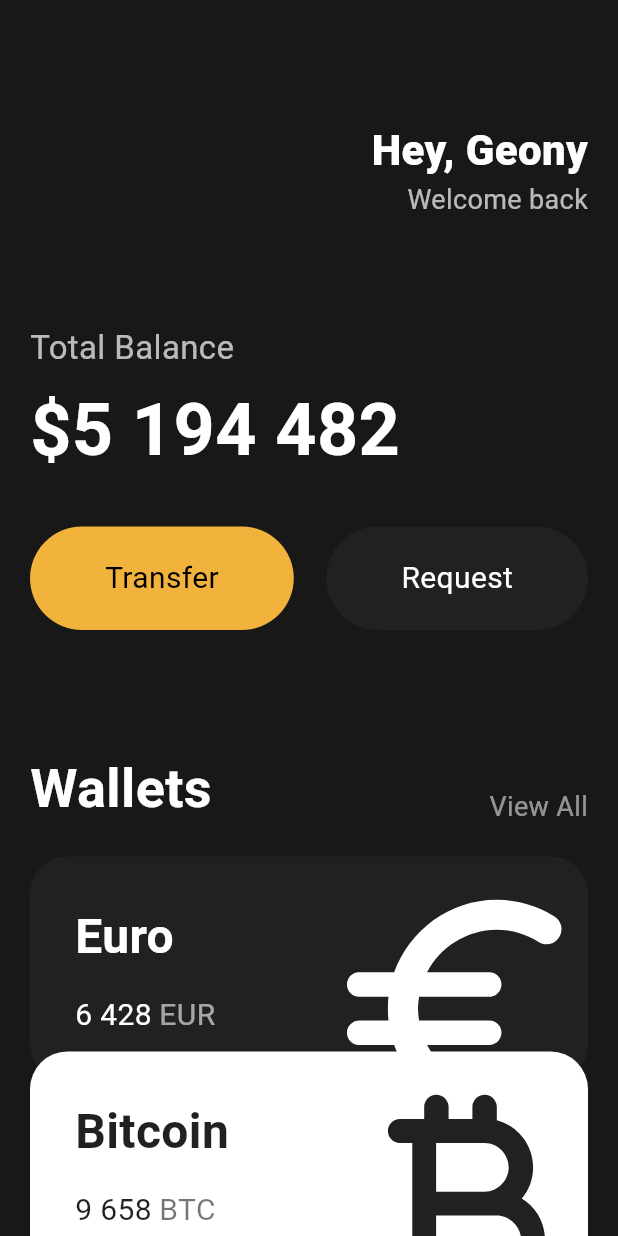
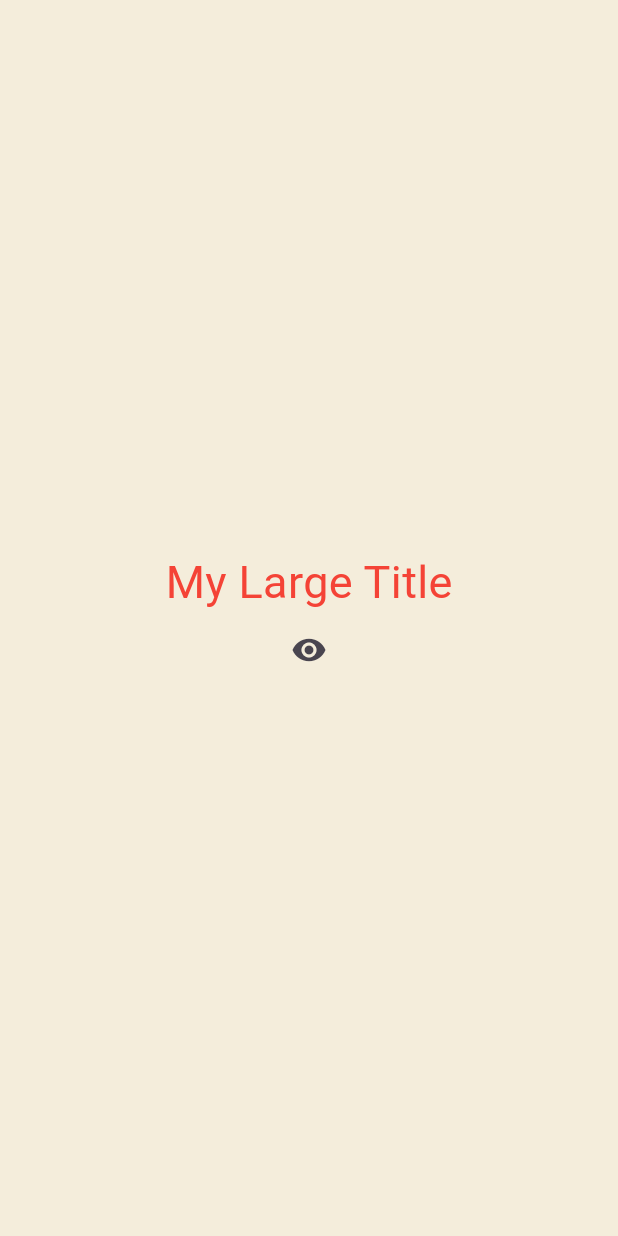
Before and after one commit to geonya/pomodoros, a Flutter app: the screen it shows after launch, on a phone screen of 412 x 824 dp. Run offline on Flutter 3.47's test engine with Material 3 defaults, Android fonts, the phone set to English and light mode, and no system bars.

Commit message:
chapter 4

```diff
--- a/lib/main.dart
+++ b/lib/main.dart
@@ -1,7 +1,5 @@
 import 'package:flutter/material.dart';
 import 'package:flutter/widgets.dart';
-import 'package:toonflix/widgets/button.dart';
-import 'package:toonflix/widgets/currency-card.dart';
 
 void main() {
   runApp(const App());
@@ -15,140 +13,70 @@ class App extends StatefulWidget {
 }
 
 class _AppState extends State<App> {
-  int counter = 0;
+  bool showTitle = true;
+  void toggleTitle() {
+    setState(() {
+      showTitle = !showTitle;
+    });
+  }
 
   @override
   Widget build(BuildContext context) {
     return MaterialApp(
+        theme: ThemeData(
+            textTheme: const TextTheme(
+                titleLarge: TextStyle(
+          color: Colors.red,
+        ))),
         home: Scaffold(
-            backgroundColor: const Color(0xFF181818),
-            body: SingleChildScrollView(
-              child: Padding(
-                  padding: const EdgeInsets.symmetric(
-                    horizontal: 20,
-                  ),
-                  child: Column(
-                    crossAxisAlignment: CrossAxisAlignment.start,
-                    children: [
-                      const SizedBox(
-                        height: 80,
-                      ),
-                      const Row(
-                        mainAxisAlignment: MainAxisAlignment.end,
-                        children: [
-                          Column(
-                            crossAxisAlignment: CrossAxisAlignment.end,
-                            children: [
-                              Text(
-                                "Hey, Geony",
-                                style: TextStyle(
-                                  color: Colors.white,
-                                  fontSize: 28,
-                                  fontWeight: FontWeight.w800,
-                                ),
-                              ),
-                              Text('Welcome back',
-                                  style: TextStyle(
-                                    color: Colors.white70,
-                                    fontSize: 18,
-                                  )),
-                            ],
-                          )
-                        ],
-                      ),
-                      const SizedBox(
-                        height: 70,
-                      ),
-                      const Text(
-                        'Total Balance',
-                        style: TextStyle(
-                          fontSize: 22,
-                          color: Colors.white70,
-                        ),
-                      ),
-                      const SizedBox(
-                        height: 5,
-                      ),
-                      const Text(
-                        '\$5 194 482',
-                        style: TextStyle(
-                            fontSize: 48,
-                            color: Colors.white,
-                            fontWeight: FontWeight.w600),
-                      ),
-                      const SizedBox(
-                        height: 30,
-                      ),
-                      const Row(
-                        mainAxisAlignment: MainAxisAlignment.spaceBetween,
-                        children: [
-                          Button(
-                            text: 'Transfer',
-                            bgcolor: Color(0xFFF1B33B),
-                            textColor: Colors.black,
-                          ),
-                          Button(
-                              text: "Request",
-                              bgcolor: Color(0xFF1F2123),
-                              textColor: Colors.white),
-                        ],
-                      ),
-                      const SizedBox(
-                        height: 80,
-                      ),
-                      const Row(
-                        crossAxisAlignment: CrossAxisAlignment.end,
-                        mainAxisAlignment: MainAxisAlignment.spaceBetween,
-                        children: [
-                          Text(
-                            'Wallets',
-                            style: TextStyle(
-                              fontSize: 36,
-                              fontWeight: FontWeight.w600,
-                              color: Colors.white,
-                            ),
-                          ),
-                          Text(
-                            'View All',
-                            style: TextStyle(
-                              color: Colors.white54,
-                              fontSize: 18,
-                            ),
-                          )
-                        ],
-                      ),
-                      const SizedBox(
-                        height: 20,
-                      ),
-                      const CurrencyCard(
-                        name: 'Euro',
-                        code: 'EUR',
-                        amount: '6 428',
-                        icon: Icons.euro_rounded,
-                        isInverted: false,
-                      ),
-                      Transform.translate(
-                        offset: const Offset(0, -20),
-                        child: const CurrencyCard(
-                          name: 'Bitcoin',
-                          code: 'BTC',
-                          amount: '9 658',
-                          icon: Icons.currency_bitcoin_rounded,
-                          isInverted: true,
-                        ),
-                      ),
-                      Transform.translate(
-                        offset: const Offset(0, -40),
-                        child: const CurrencyCard(
-                          name: 'Dollar',
-                          code: 'USD',
-                          amount: '1 234',
-                          icon: Icons.attach_money_rounded,
-                          isInverted: false,
-                        ),
-                      ),
-                    ],
-                  )),
+            backgroundColor: const Color(0xFFF4EDDB),
+            body: Center(
+              child: Column(
+                mainAxisAlignment: MainAxisAlignment.center,
+                children: [
+                  showTitle
+                      ? const MyLargeTitle()
+                      : const Text('nothing to see'),
+                  IconButton(
+                      onPressed: toggleTitle,
+                      icon: const Icon(Icons.remove_red_eye))
+                ],
+              ),
             )));
   }
 }
+
+class MyLargeTitle extends StatefulWidget {
+  const MyLargeTitle({
+    super.key,
+  });
+
+  @override
+  State<MyLargeTitle> createState() => _MyLargeTitleState();
+}
+
+class _MyLargeTitleState extends State<MyLargeTitle> {
+  @override
+  void initState() {
+    super.initState();
+    print('initState!');
+  }
+
+  @override
+  void dispose() {
+    super.dispose();
+    print('dispose!');
+  }
+
+  @override
+  Widget build(BuildContext context) {
+    print('build');
+    return Text(
+      'My Large Title',
+      style: TextStyle(
+        fontSize: 30,
+        color: Theme.of(context).textTheme.titleLarge?.color,
+      ),
+    );
+  }
+}
```
